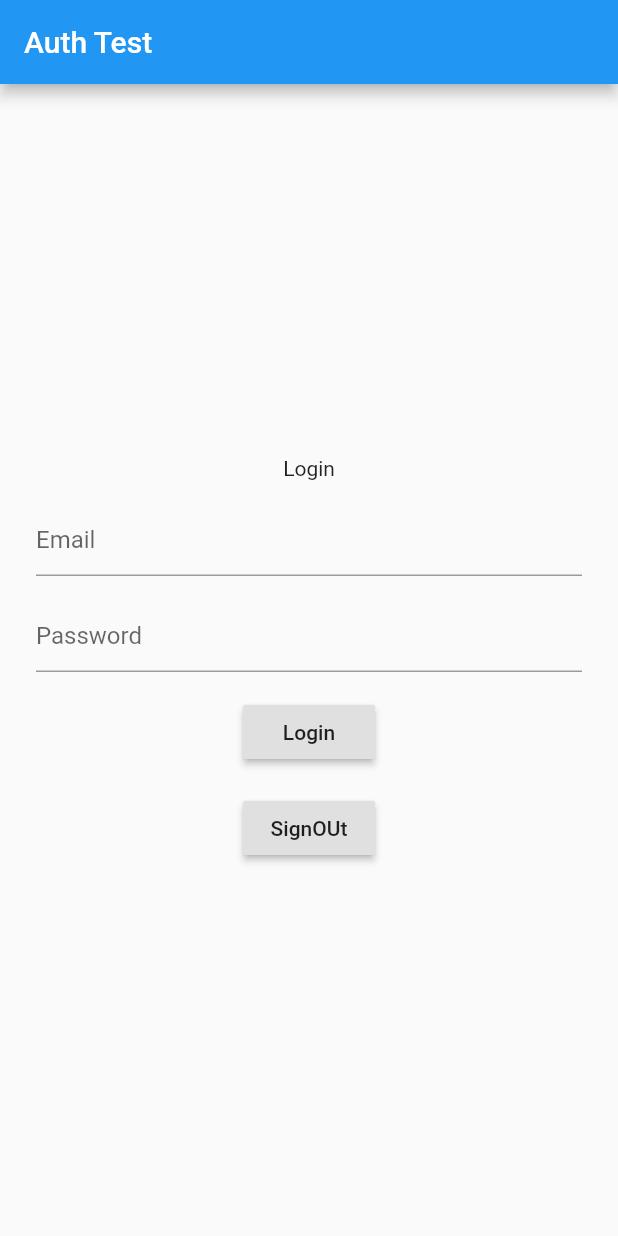
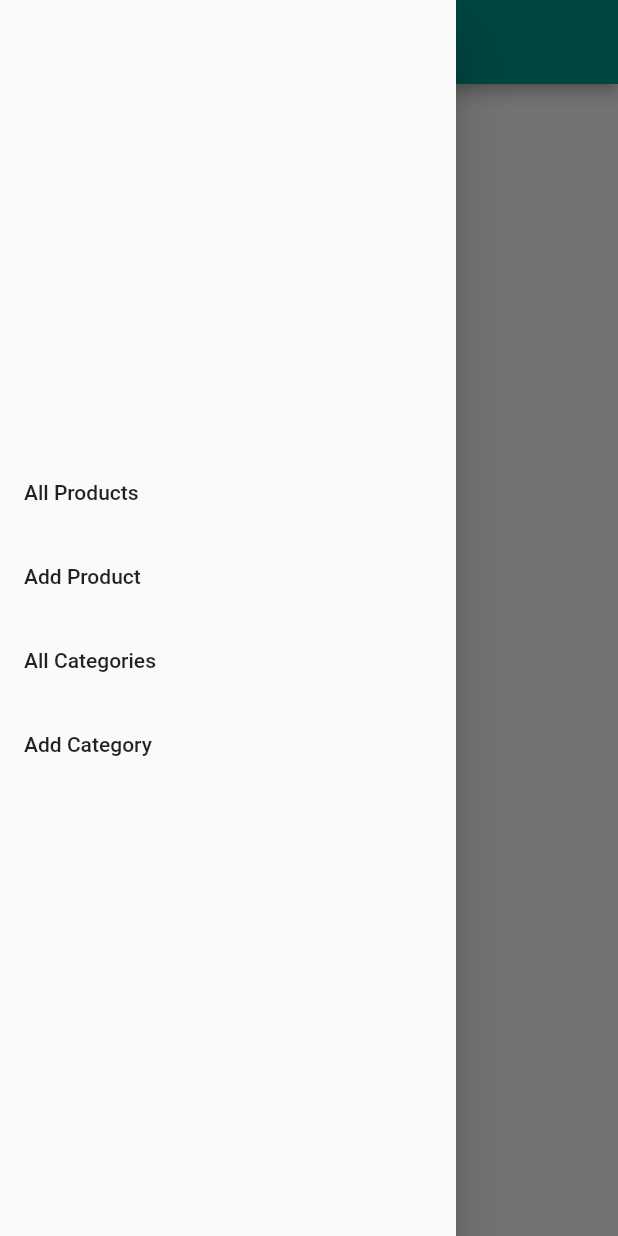
Before and after one commit to hyperionstudios/flutter_shop, a Flutter app: the screen it shows after launch, with the side drawer open (before the commit the screen has no drawer), on a phone screen of 412 x 824 dp. Run offline on Flutter 3.47's test engine with Material 2 defaults, Android fonts, the phone set to English and light mode, and no system bars; our stand-ins replace cloud_firestore, firebase_auth; accounts and stored records are empty.

Commit message:
add categories

```diff
--- a/lib/main.dart
+++ b/lib/main.dart
@@ -1,6 +1,10 @@
 import 'package:flutter/material.dart';
-import 'authentication/authentication_controller.dart';
-import 'authentication/firebase_auth.dart';
+import 'package:flutter/material.dart' as prefix0;
+import 'admin/categories.dart';
+import 'admin/add_category.dart';
+import 'admin/add_product.dart';
+import 'admin/products.dart';
+
 
 void main() {
   runApp(FlutterShop());
@@ -11,6 +15,15 @@ class FlutterShop extends StatelessWidget {
   Widget build(BuildContext context) {
     return MaterialApp(
       home: AuthTest(),
+      theme: ThemeData(
+        primaryColor: Colors.teal
+      ),
+      routes: {
+        '/add_category' : ( context ) => AddCategoryScreen(),
+        '/categories'   : ( context ) => AllCategories(),
+        '/add_product'  : ( context ) => AddProduct(),
+        '/products'     : ( context ) => AllProducts(),
+      },
     );
   }
 }
@@ -21,82 +34,54 @@ class AuthTest extends StatefulWidget {
 }
 
 class _AuthTestState extends State<AuthTest> {
-  TextEditingController _emailController = TextEditingController();
-  TextEditingController _passwordController = TextEditingController();
-
-  FirebaseAuthentication firebaseAuthentication = FirebaseAuthentication();
 
   @override
   void initState() {
     super.initState();
-
-    firebaseAuthentication.getCurrentUser();
-  }
-
-  @override
-  void dispose() {
-    _emailController.dispose();
-    _passwordController.dispose();
-    super.dispose();
   }
 
   @override
   Widget build(BuildContext context) {
     return Scaffold(
       appBar: AppBar(
-        title: Text('Auth Test'),
+        title: Text('Flutter Shop'),
       ),
-      body: Container(
-        padding: EdgeInsets.only(left: 24, right: 24),
-        child: Center(
+      drawer: Drawer(
         child: Column(
           mainAxisAlignment: MainAxisAlignment.center,
+          crossAxisAlignment: CrossAxisAlignment.center,
           children: <Widget>[
-              Text('Login'),
-              SizedBox(
-                height: 16,
-              ),
-              TextFormField(
-                controller: _emailController,
-                keyboardType: TextInputType.emailAddress,
-                decoration: InputDecoration(hintText: 'Email'),
-              ),
-              SizedBox(
-                height: 16,
-              ),
-              TextFormField(
-                controller: _passwordController,
-                obscureText: true,
-                decoration: InputDecoration(
-                  hintText: 'Password',
-                ),
-              ),
-              SizedBox(
-                height: 16,
-              ),
-              RaisedButton(
-                child: Text('Login'),
-                onPressed: () async {
-                  String email = _emailController.text;
-                  String password = _passwordController.text;
-
-                  var user = await firebaseAuthentication.sigIn(email, password);
-                  print(user);
+            ListTile(
+              title: Text('All Products'),
+              onTap: (){
+                Navigator.of(context).pop();
+                Navigator.pushNamed(context, '/products');
               },
             ),
-              SizedBox(
-                height: 16,
+            ListTile(
+              title: Text('Add Product'),
+              onTap: (){
+                Navigator.of(context).pop();
+                Navigator.pushNamed(context, '/add_product');
+              },
             ),
-              RaisedButton(
-                child: Text('SignOUt'),
-                onPressed: () async {
-                  firebaseAuthentication.signOut();
+            ListTile(
+              title: Text('All Categories'),
+              onTap: (){
+                Navigator.of(context).pop();
+                Navigator.pushNamed(context, '/categories');
+              },
+            ),
+            ListTile(
+              title: Text('Add Category'),
+              onTap: (){
+                Navigator.of(context).pop();
+                Navigator.pushNamed(context, '/add_category');
               },
             ),
           ],
         ),
       ),
-      ),
     );
   }
 }
```
Also changed, not shown: lib/admin/add_category.dart (added, +115 -0 lines), lib/admin/add_product.dart (added, +104 -0 lines), lib/admin/categories.dart (added, +46 -0 lines), lib/admin/products.dart (added, +42 -0 lines), 3 other files. Lines whose indentation alone changed are shown as unchanged.
